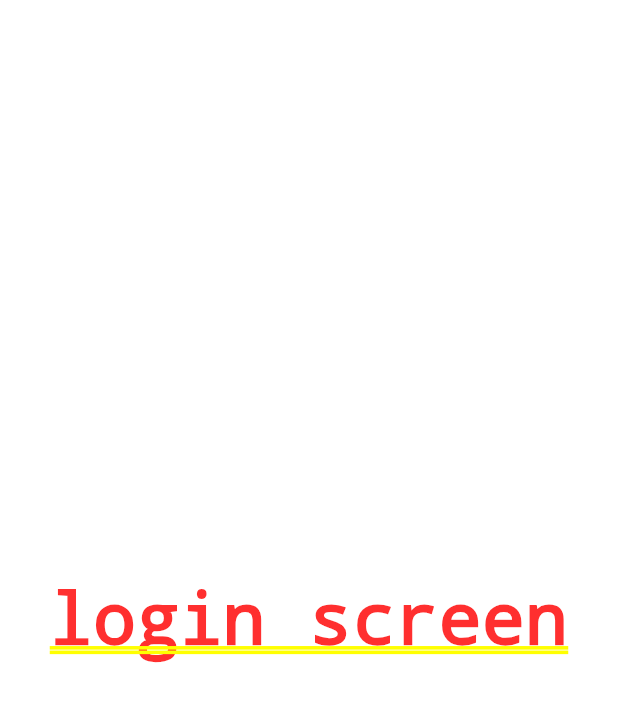
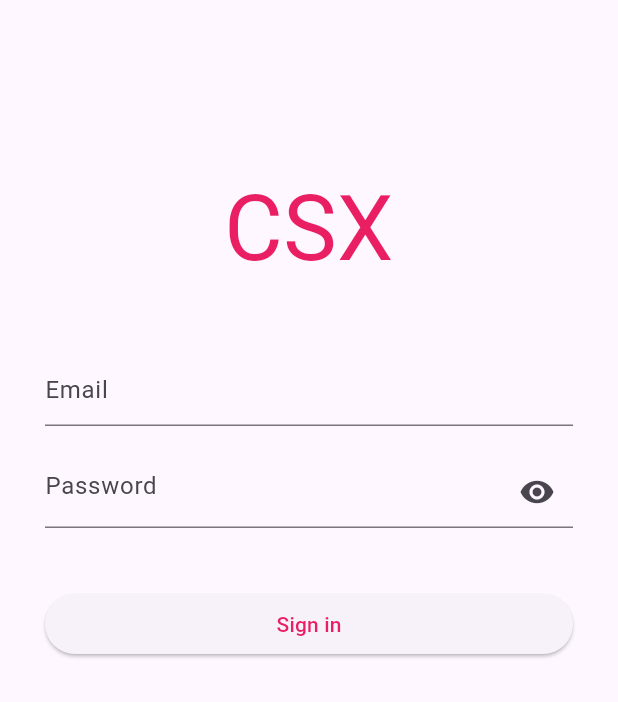
Before and after one commit to David160601/ecommerce_app, a Flutter app: the screen it shows after launch, in the side drawer, after a tap on "Login/Sign up", on a phone screen of 412 x 824 dp. Shown: the top 702 px of the screen. Run offline on Flutter 3.47's test engine with Material 2 defaults, Android fonts, the phone set to English and light mode, and no system bars; our stand-ins replace carousel_slider, dio, salomon_bottom_bar, skeletons, transparent_image; network calls fail; statements that could not run were skipped.

Commit message:
add login screen

```diff
--- a/lib/screens/login_screen.dart
+++ b/lib/screens/login_screen.dart
@@ -1,17 +1,80 @@
 import 'package:flutter/material.dart';
 
 class LoginScreen extends StatefulWidget {
-  const LoginScreen({super.key});
+  const LoginScreen({Key? key}) : super(key: key);
 
   @override
   State<LoginScreen> createState() => _LoginScreenState();
 }
 
 class _LoginScreenState extends State<LoginScreen> {
+  var hidePassword = true;
   @override
   Widget build(BuildContext context) {
-    return const Center(
-      child: Text("login screen"),
+    return SafeArea(
+      child: Scaffold(
+        body: Container(
+          padding: const EdgeInsets.all(30),
+          child: Column(
+            crossAxisAlignment: CrossAxisAlignment.center,
+            children: [
+              const SizedBox(
+                height: 80,
+              ),
+              const Align(
+                child: Text(
+                  "CSX",
+                  textAlign: TextAlign.center,
+                  style: TextStyle(
+                    color: Colors.pink,
+                    fontWeight: FontWeight.w400,
+                    fontSize: 60,
+                  ),
+                ),
+              ),
+              const SizedBox(
+                height: 40,
+              ),
+              const TextField(
+                decoration: InputDecoration(hintText: "Email"),
+              ),
+              const SizedBox(
+                height: 20,
+              ),
+              TextField(
+                decoration: InputDecoration(
+                  hintText: "Password",
+                  suffixIcon: IconButton(
+                    onPressed: () {
+                      setState(() {
+                        hidePassword = !hidePassword;
+                      });
+                    },
+                    icon: Icon(hidePassword
+                        ? Icons.remove_red_eye
+                        : Icons.visibility_off),
+                  ),
+                ),
+                obscureText: hidePassword,
+              ),
+              const SizedBox(
+                height: 40,
+              ),
+              SizedBox(
+                width: double.infinity,
+                child: ElevatedButton(
+                  onPressed: () {},
+                  style: ElevatedButton.styleFrom(
+                    foregroundColor: Colors.pink,
+                    // Background color
+                  ),
+                  child: const Text("Sign in"),
+                ),
+              )
+            ],
+          ),
+        ),
+      ),
     );
   }
 }
--- a/lib/widgets/main_drawer.dart
+++ b/lib/widgets/main_drawer.dart
@@ -20,6 +20,7 @@ class MainDrawer extends StatelessWidget {
               children: [
                 InkWell(
                   onTap: () {
+                    Navigator.pop(context);
                     Navigator.push(
                       context,
                       MaterialPageRoute(
```
